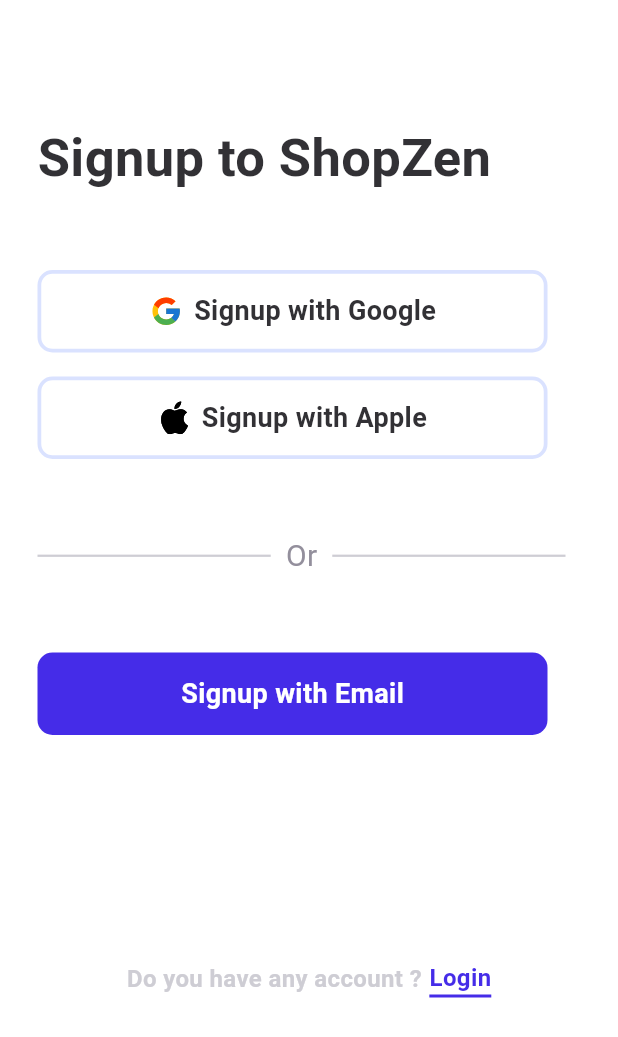
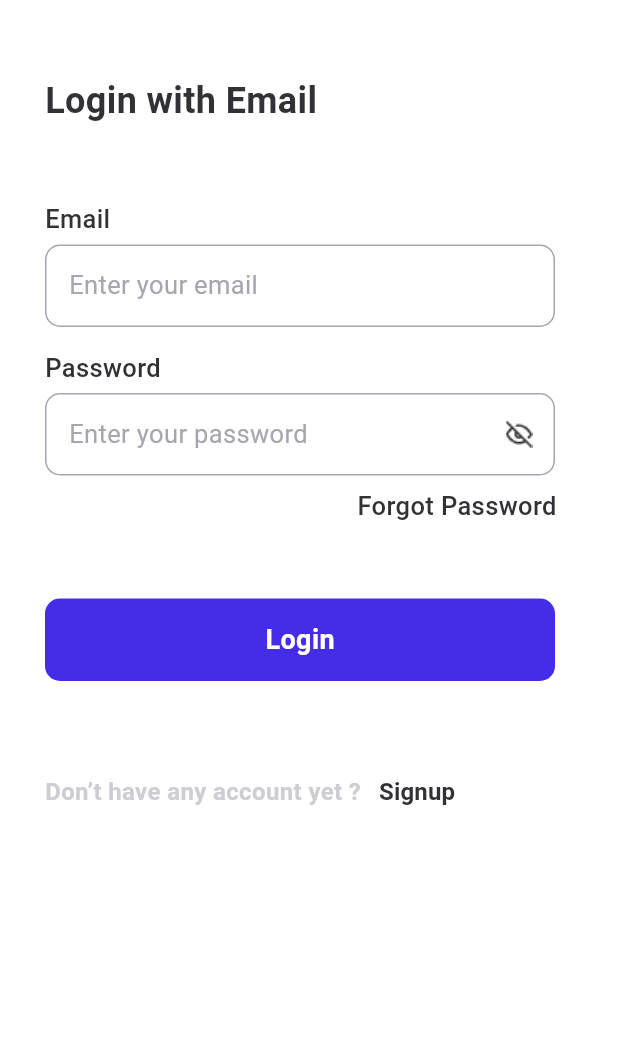
Before and after one commit to Ammarrrrrrr/DEPI, a Flutter app: the screen it shows after launch, after a tap on "Get Started", on a phone screen of 412 x 824 dp. Shown: the top 1037 px of the screen. Run offline on Flutter 3.47's test engine with Material 3 defaults, Android fonts, the phone set to English and light mode, and no system bars; our stand-ins replace animate_do, cloud_firestore, firebase_auth, firebase_core, flutter_svg, image_picker; accounts and stored records are empty; Roboto replaces fonts that are missing (openSansM, openSansSemi).

Commit message:
merge admin system

```diff
--- a/lib/pages/auth/views/home_screen.dart
+++ b/lib/pages/auth/views/home_screen.dart
@@ -1,6 +1,7 @@
 import 'package:flutter/material.dart';
 import 'package:pharmacy_system/pages/auth/controllers/navigator.dart';
 import 'package:pharmacy_system/pages/auth/views/login_home.dart';
+import 'package:pharmacy_system/pages/auth/views/login_with_email.dart';
 import 'package:pharmacy_system/pages/auth/widgets/app_botton.dart';
 
 class HomeScreen extends StatelessWidget {
@@ -50,7 +51,10 @@ class HomeScreen extends StatelessWidget {
               AppBotton(
                 text: "Get Started",
                 GoToPage: () {
-                  context.push(LoginSignupPage(isLogin: false));
+                  context.push(
+                    //LoginSignupPage(isLogin: false)
+                    LoginWithEmail(),
+                    );
                 },
               ),
             ],
--- a/lib/pages/auth/views/login_with_email.dart
+++ b/lib/pages/auth/views/login_with_email.dart
@@ -2,7 +2,9 @@ import 'dart:developer';
 
 import 'package:flutter/material.dart';
 import 'package:pharmacy_system/MainPage.dart';
+import 'package:pharmacy_system/pages/admin/admin_ui.dart';
 import 'package:pharmacy_system/pages/auth/controllers/navigator.dart';
+import 'package:pharmacy_system/pages/auth/views/signup_with_email.dart';
 import 'package:pharmacy_system/pages/auth/widgets/app_botton.dart';
 import 'package:pharmacy_system/pages/auth/widgets/app_field.dart';
 import 'package:pharmacy_system/pages/cart/controller/cart_provider.dart';
@@ -19,9 +21,9 @@ class LoginWithEmail extends StatelessWidget {
 
   @override
   Widget build(BuildContext context) {
-  final StoreService _storeService = Provider.of<StoreService>(context);
-  final saved = Provider.of<SavedItemsProvider>(context);
-  final cart = Provider.of<CartProvider>(context);
+    final StoreService _storeService = Provider.of<StoreService>(context);
+    final saved = Provider.of<SavedItemsProvider>(context);
+    final cart = Provider.of<CartProvider>(context);
     return Scaffold(
       backgroundColor: const Color.fromARGB(255, 255, 255, 255),
       resizeToAvoidBottomInset: false,
@@ -92,6 +94,10 @@ class LoginWithEmail extends StatelessWidget {
                       return;
                     }
                     try {
+                      if(email == "ad@ad.ad" && password == "admin") {
+                        context.push(AdminUi());
+                        return;
+                      }else{
                       final user = await _authService.signinEmailPass(
                         email,
                         password,
@@ -102,33 +108,53 @@ class LoginWithEmail extends StatelessWidget {
                         // context.push(MainPage());
                         // _storeService.getMyUser(user.email??"");           forgot to type await ????????
                         log("user signin successfully ${user.email}");
-                        await _storeService.getMyUser(user.email ?? "",); // ------------------------------ most important line
-                        if( _storeService.productList.isEmpty) await _storeService.getProducts();
+                        await _storeService.getMyUser(
+                          user.email ?? "",
+                        ); // ------------------------------ most important line
+                        if (_storeService.productList.isEmpty)
+                          await _storeService.getProducts();
                         saved.productsIDs = _storeService.currentUser.saved;
                         cart.productsIDs = _storeService.currentUser.cart;
                         saved.removeAllProducts();
                         cart.removeAllProducts();
-                        _storeService.productList.sort((a, b) => a.productId.compareTo(b.productId),);
+                        _storeService.productList.sort(
+                          (a, b) => a.productId.compareTo(b.productId),
+                        );
                         saved.productsIDs.sort();
                         cart.productsIDs.sort();
-                        int j=0;
-                        for (var i = 0; i < _storeService.productList.length && j <saved.productsIDs.length; i++) {
-                          if(_storeService.productList[i].productId == saved.productsIDs[j]){
+                        int j = 0;
+                        for (
+                          var i = 0;
+                          i < _storeService.productList.length &&
+                              j < saved.productsIDs.length;
+                          i++
+                        ) {
+                          if (_storeService.productList[i].productId ==
+                              saved.productsIDs[j]) {
                             saved.addProduct(_storeService.productList[i]);
                             j++;
                           }
                         }
-                        j=0;
-                        for (var i = 0; i < _storeService.productList.length && j <cart.productsIDs.length; i++) {
-                          if(_storeService.productList[i].productId == cart.productsIDs[j]){
+                        j = 0;
+                        for (
+                          var i = 0;
+                          i < _storeService.productList.length &&
+                              j < cart.productsIDs.length;
+                          i++
+                        ) {
+                          if (_storeService.productList[i].productId ==
+                              cart.productsIDs[j]) {
                             cart.addProduct(_storeService.productList[i]);
                             j++;
                           }
                         }
                         log(saved.productsIDs.toString());
                         // after logging in we will have : sorted products in _storeService and SavedItemsProvider.projuctList
-                        log("current user: ${_storeService.currentUser.toString()}");
+                        log(
+                          "current user: ${_storeService.currentUser.toString()}",
+                        );
                         context.push(MainPage());
+                      }
                       }
                     } catch (e) {
                       log('signin error: $e');
@@ -138,10 +164,41 @@ class LoginWithEmail extends StatelessWidget {
                         ),
                       );
                     }
-
                   },
                 ),
-                //SizedBox(height: 50),
+                SizedBox(height: 50),
+                Center(
+                  child: Row(
+                    children: [
+                      Text(
+                        "Don’t have any account yet ?",
+                        style: TextStyle(
+                          fontSize: 16,
+                          color: Color(0xffCECDD4),
+                          fontFamily: "openSansM",
+                          fontWeight: FontWeight.w700,
+                        ),
+                      ),
+                      TextButton(
+                        onPressed: () {
+                          Navigator.push(
+                            context,
+                            MaterialPageRoute(builder: (context) => SignupWithEmail()),
+                          );
+                        },
+                        child: Text(
+                          "Signup",
+                          style: TextStyle(
+                            fontSize: 16,
+                            color: Color(0xff323135),
+                            fontFamily: "openSansM",
+                            fontWeight: FontWeight.w700,
+                          ),
+                        ),
+                      ),
+                    ],
+                  ),
+                ),
               ],
             ),
           ),
```
